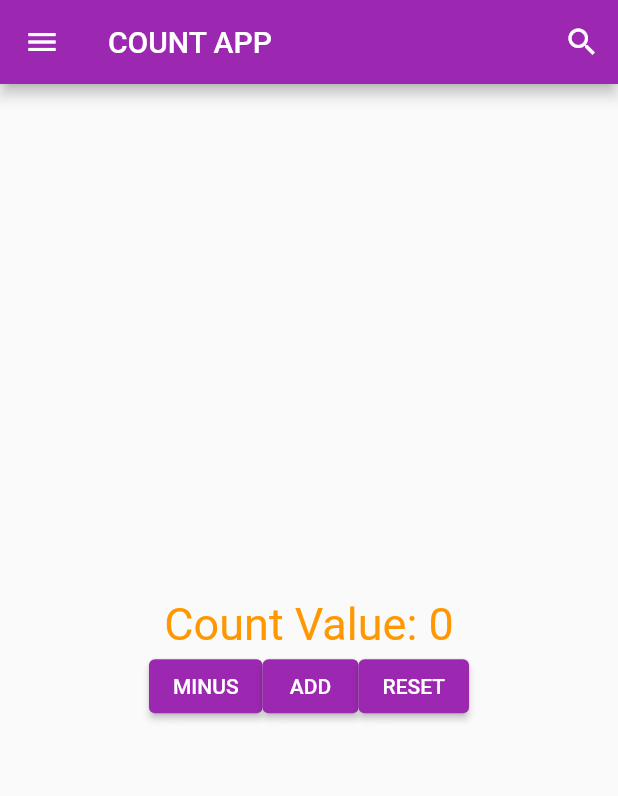
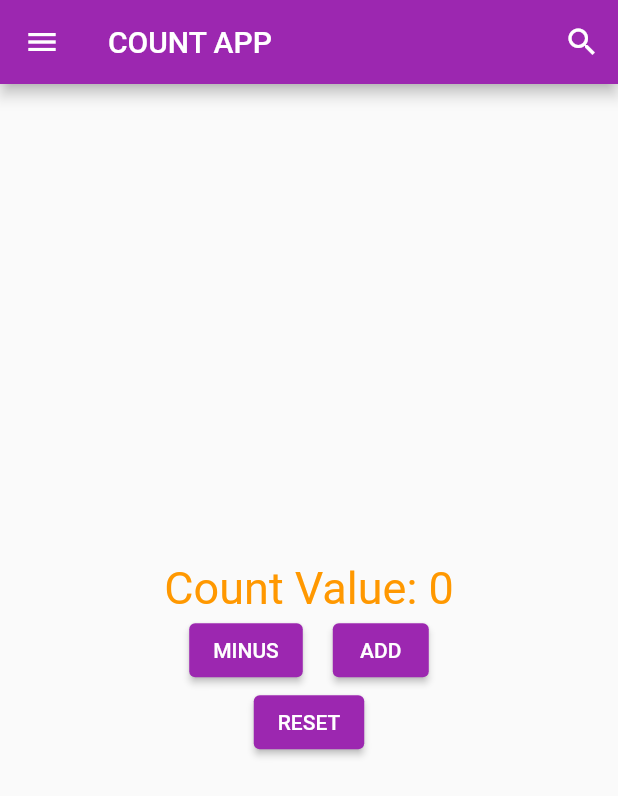
Before and after one commit to developer-sanjai/Flutter_basics, a Flutter app: the screen it shows after launch, on a phone screen of 412 x 824 dp. Shown: the top 796 px of the screen. Run offline on Flutter 3.47's test engine with Material 2 defaults, Android fonts, the phone set to English and light mode, and no system bars; Roboto replaces fonts that are missing (Times New Roman).

Commit message:
Add Design

```diff
--- a/lib/main.dart
+++ b/lib/main.dart
@@ -75,7 +75,9 @@ class _HomepageState extends State<Homepage> {
             Row(
               mainAxisAlignment: MainAxisAlignment.center,
               children: [
-                ElevatedButton(
+                Padding(
+                  padding: const EdgeInsets.only(left: 10, right: 10),
+                  child: ElevatedButton(
                     style: ElevatedButton.styleFrom(
                       // ignore: deprecated_member_use
                       backgroundColor: Colors.purple, // background
@@ -84,7 +86,10 @@ class _HomepageState extends State<Homepage> {
                     onPressed: _decrement,
                     child: const Text('MINUS'),
                   ),
-                ElevatedButton(
+                ),
+                Padding(
+                  padding: const EdgeInsets.only(left: 10, right: 10),
+                  child: ElevatedButton(
                     style: ElevatedButton.styleFrom(
                       backgroundColor: Colors.purple,
                       foregroundColor: Colors.white,
@@ -93,6 +98,12 @@ class _HomepageState extends State<Homepage> {
                     onPressed: _increment,
                     child: const Text('ADD'),
                   ),
+                ),
+              ],
+            ),
+            Row(
+              mainAxisAlignment: MainAxisAlignment.center,
+              children: [
                 ElevatedButton(
                   style: ElevatedButton.styleFrom(
                     backgroundColor: Colors.purple, // background
@@ -100,7 +111,7 @@ class _HomepageState extends State<Homepage> {
                   ),
                   onPressed: _reset,
                   child: const Text('RESET'),
-                )
+                ),
               ],
             )
           ],
```
Lines whose indentation alone changed are shown as unchanged.
